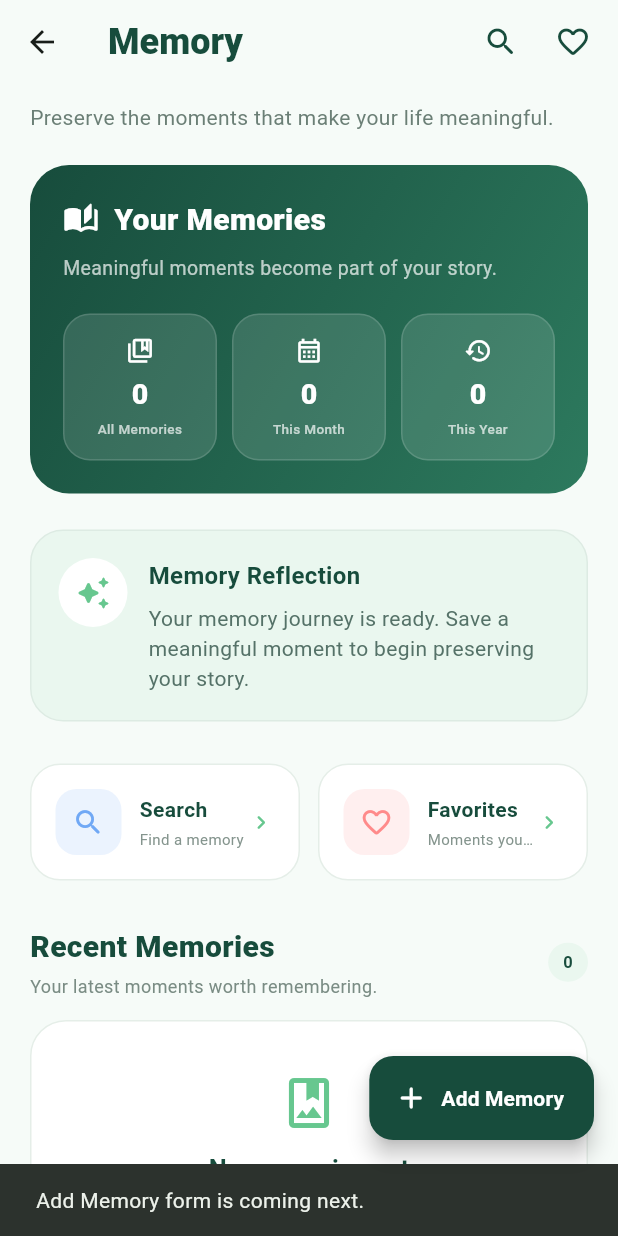
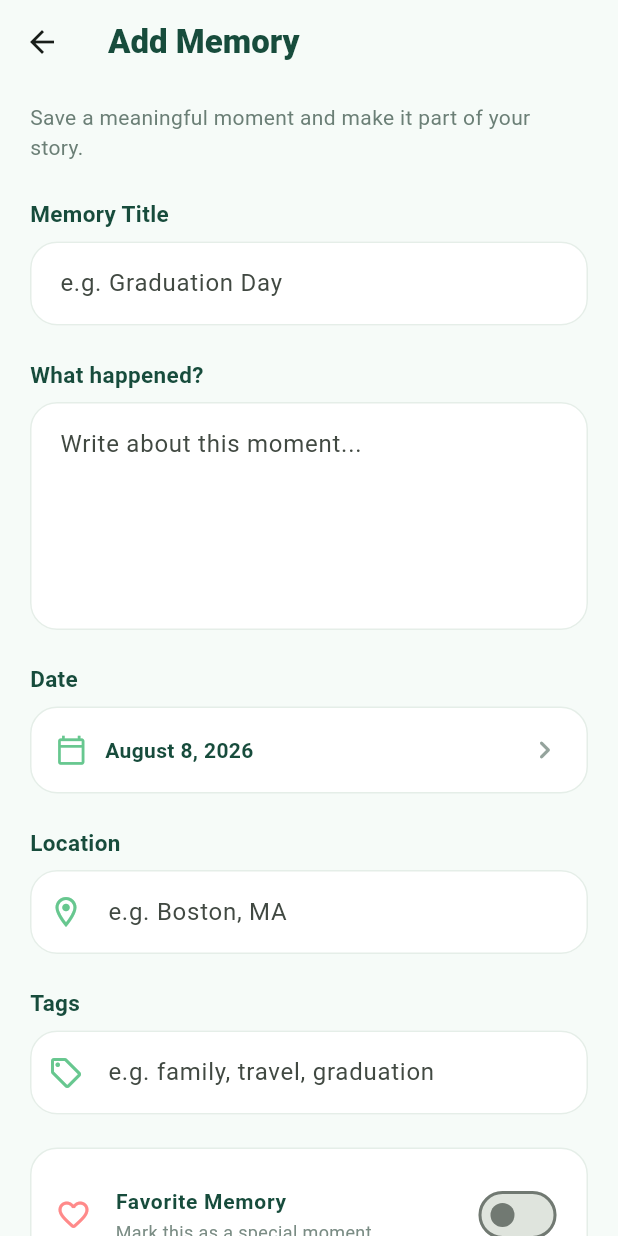
Before and after one commit to Mintora2026/mintora, a Flutter app: the MemoryPage screen opened directly, after a tap on "Add Memory", on a phone screen of 412 x 824 dp. Run offline on Flutter 3.47's test engine with Material 3 defaults, Android fonts, the phone set to English and light mode, and no system bars; our stand-ins replace shared_preferences, sqflite; accounts and stored records are empty.

Commit message:
Complete Memory record flow and app-wide data sync

```diff
--- a/lib/pages/main_shell.dart
+++ b/lib/pages/main_shell.dart
@@ -2,6 +2,7 @@ import 'package:flutter/material.dart';
 
 import 'growth_page.dart';
 import 'home_page.dart';
+import 'memory/memory_page.dart';
 import 'profile_page.dart';
 import 'record_page.dart';
 import 'timeline_page.dart';
@@ -20,6 +21,7 @@ class _MainShellState extends State<MainShell> {
     HomePage(),
     TimelinePage(),
     RecordPage(),
+    MemoryPage(),
     GrowthPage(),
     ProfilePage(),
   ];
@@ -43,30 +45,61 @@ class _MainShellState extends State<MainShell> {
         height: 72,
         backgroundColor: Colors.white,
         indicatorColor: const Color(0xFFE2F4E9),
+        labelBehavior:
+            NavigationDestinationLabelBehavior.alwaysShow,
         destinations: const [
           NavigationDestination(
-            icon: Icon(Icons.home_outlined),
-            selectedIcon: Icon(Icons.home_rounded),
+            icon: Icon(
+              Icons.home_outlined,
+            ),
+            selectedIcon: Icon(
+              Icons.home_rounded,
+            ),
             label: 'Home',
           ),
           NavigationDestination(
-            icon: Icon(Icons.timeline_outlined),
-            selectedIcon: Icon(Icons.timeline_rounded),
+            icon: Icon(
+              Icons.timeline_outlined,
+            ),
+            selectedIcon: Icon(
+              Icons.timeline_rounded,
+            ),
             label: 'Timeline',
           ),
           NavigationDestination(
-            icon: Icon(Icons.add_circle_outline_rounded),
-            selectedIcon: Icon(Icons.add_circle_rounded),
+            icon: Icon(
+              Icons.add_circle_outline_rounded,
+            ),
+            selectedIcon: Icon(
+              Icons.add_circle_rounded,
+            ),
             label: 'Record',
           ),
           NavigationDestination(
-            icon: Icon(Icons.park_outlined),
-            selectedIcon: Icon(Icons.park_rounded),
+            icon: Icon(
+              Icons.auto_stories_outlined,
+            ),
+            selectedIcon: Icon(
+              Icons.auto_stories_rounded,
+            ),
+            label: 'Memory',
+          ),
+          NavigationDestination(
+            icon: Icon(
+              Icons.park_outlined,
+            ),
+            selectedIcon: Icon(
+              Icons.park_rounded,
+            ),
             label: 'Growth',
           ),
           NavigationDestination(
-            icon: Icon(Icons.person_outline_rounded),
-            selectedIcon: Icon(Icons.person_rounded),
+            icon: Icon(
+              Icons.person_outline_rounded,
+            ),
+            selectedIcon: Icon(
+              Icons.person_rounded,
+            ),
             label: 'Profile',
           ),
         ],
--- /dev/null
+++ b/lib/pages/memory/add_memory_page.dart
@@ -0,0 +1,564 @@
+import 'package:flutter/material.dart';
+
+import '../../database/record_repository.dart';
+import '../../models/record_model.dart';
+
+class AddMemoryPage extends StatefulWidget {
+  const AddMemoryPage({super.key});
+
+  @override
+  State<AddMemoryPage> createState() => _AddMemoryPageState();
+}
+
+class _AddMemoryPageState extends State<AddMemoryPage> {
+  static const Color darkGreen = Color(0xFF174C3C);
+  static const Color mintGreen = Color(0xFF67C78F);
+  static const Color pageBackground = Color(0xFFF6FBF8);
+  static const Color softBorder = Color(0xFFE5EEE8);
+
+  final TextEditingController _titleController =
+      TextEditingController();
+
+  final TextEditingController _descriptionController =
+      TextEditingController();
+
+  final TextEditingController _locationController =
+      TextEditingController();
+
+  final TextEditingController _tagsController =
+      TextEditingController();
+
+  DateTime _selectedDate = DateTime.now();
+
+  bool _isFavorite = false;
+  bool _isSaving = false;
+
+  @override
+  void dispose() {
+    _titleController.dispose();
+    _descriptionController.dispose();
+    _locationController.dispose();
+    _tagsController.dispose();
+    super.dispose();
+  }
+
+  Future<void> _pickDate() async {
+    final pickedDate = await showDatePicker(
+      context: context,
+      initialDate: _selectedDate,
+      firstDate: DateTime(2000),
+      lastDate: DateTime(2100),
+    );
+
+    if (pickedDate == null) {
+      return;
+    }
+
+    setState(() {
+      _selectedDate = DateTime(
+        pickedDate.year,
+        pickedDate.month,
+        pickedDate.day,
+        _selectedDate.hour,
+        _selectedDate.minute,
+      );
+    });
+  }
+
+  Future<void> _saveMemory() async {
+    final title = _titleController.text.trim();
+    final description = _descriptionController.text.trim();
+    final location = _locationController.text.trim();
+    final tags = _tagsController.text.trim();
+
+    if (title.isEmpty) {
+      ScaffoldMessenger.of(context).showSnackBar(
+        const SnackBar(
+          content: Text(
+            'Please enter a memory title.',
+          ),
+        ),
+      );
+      return;
+    }
+
+    setState(() {
+      _isSaving = true;
+    });
+
+    final details = <String>[
+      if (description.isNotEmpty)
+        description,
+      if (location.isNotEmpty)
+        'Location: $location',
+      if (tags.isNotEmpty)
+        'Tags: $tags',
+      if (_isFavorite)
+        'Favorite: Yes',
+    ];
+
+    final memory = RecordModel(
+      id: DateTime.now()
+          .microsecondsSinceEpoch
+          .toString(),
+      category: RecordCategory.memory,
+      title: title,
+      description: details.join('\n'),
+      createdAt: _selectedDate,
+      growthPoints: 2,
+    );
+
+    await RecordRepository.instance.addRecord(
+      memory,
+    );
+
+    if (!mounted) {
+      return;
+    }
+
+    setState(() {
+      _isSaving = false;
+    });
+
+    ScaffoldMessenger.of(context).showSnackBar(
+      const SnackBar(
+        content: Text(
+          'Memory saved.',
+        ),
+      ),
+    );
+
+    Navigator.pop(
+      context,
+      true,
+    );
+  }
+
+  @override
+  Widget build(BuildContext context) {
+    return Scaffold(
+      backgroundColor: pageBackground,
+      appBar: AppBar(
+        backgroundColor: pageBackground,
+        elevation: 0,
+        centerTitle: false,
+        title: const Text(
+          'Add Memory',
+          style: TextStyle(
+            color: darkGreen,
+            fontSize: 22,
+            fontWeight: FontWeight.w800,
+          ),
+        ),
+      ),
+      body: SafeArea(
+        child: SingleChildScrollView(
+          padding: const EdgeInsets.fromLTRB(
+            20,
+            12,
+            20,
+            40,
+          ),
+          child: Column(
+            crossAxisAlignment:
+                CrossAxisAlignment.start,
+            children: [
+              const Text(
+                'Save a meaningful moment and make it part of your story.',
+                style: TextStyle(
+                  color: Color(0xFF6B7F76),
+                  fontSize: 14,
+                  height: 1.4,
+                ),
+              ),
+
+              const SizedBox(height: 24),
+
+              _buildLabel(
+                'Memory Title',
+              ),
+
+              const SizedBox(height: 8),
+
+              _buildTextField(
+                controller: _titleController,
+                hintText:
+                    'e.g. Graduation Day',
+              ),
+
+              const SizedBox(height: 22),
+
+              _buildLabel(
+                'What happened?',
+              ),
+
+              const SizedBox(height: 8),
+
+              _buildTextField(
+                controller:
+                    _descriptionController,
+                hintText:
+                    'Write about this moment...',
+                minLines: 5,
+                maxLines: 8,
+              ),
+
+              const SizedBox(height: 22),
+
+              _buildLabel(
+                'Date',
+              ),
+
+              const SizedBox(height: 8),
+
+              _buildDateCard(),
+
+              const SizedBox(height: 22),
+
+              _buildLabel(
+                'Location',
+              ),
+
+              const SizedBox(height: 8),
+
+              _buildTextField(
+                controller:
+                    _locationController,
+                hintText:
+                    'e.g. Boston, MA',
+                prefixIcon:
+                    Icons.location_on_outlined,
+              ),
+
+              const SizedBox(height: 22),
+
+              _buildLabel(
+                'Tags',
+              ),
+
+              const SizedBox(height: 8),
+
+              _buildTextField(
+                controller:
+                    _tagsController,
+                hintText:
+                    'e.g. family, travel, graduation',
+                prefixIcon:
+                    Icons.sell_outlined,
+              ),
+
+              const SizedBox(height: 22),
+
+              _buildFavoriteCard(),
+
+              const SizedBox(height: 28),
+
+              _buildMediaPlaceholder(),
+
+              const SizedBox(height: 30),
+
+              SizedBox(
+                width: double.infinity,
+                child: FilledButton(
+                  onPressed:
+                      _isSaving
+                          ? null
+                          : _saveMemory,
+                  style:
+                      FilledButton.styleFrom(
+                    backgroundColor:
+                        darkGreen,
+                    foregroundColor:
+                        Colors.white,
+                    padding:
+                        const EdgeInsets.symmetric(
+                      vertical: 17,
+                    ),
+                    shape:
+                        RoundedRectangleBorder(
+                      borderRadius:
+                          BorderRadius.circular(
+                        20,
+                      ),
+                    ),
+                  ),
+                  child: _isSaving
+                      ? const SizedBox(
+                          width: 22,
+                          height: 22,
+                          child:
+                              CircularProgressIndicator(
+                            strokeWidth: 2,
+                            color:
+                                Colors.white,
+                          ),
+                        )
+                      : const Text(
+                          'Save Memory',
+                          style: TextStyle(
+                            fontSize: 16,
+                            fontWeight:
+                                FontWeight.w700,
+                          ),
+                        ),
+                ),
+              ),
+            ],
+          ),
+        ),
+      ),
+    );
+  }
+
+  Widget _buildLabel(
+    String text,
+  ) {
+    return Text(
+      text,
+      style: const TextStyle(
+        color: darkGreen,
+        fontSize: 15,
+        fontWeight: FontWeight.w700,
+      ),
+    );
+  }
+
+  Widget _buildTextField({
+    required TextEditingController controller,
+    required String hintText,
+    int minLines = 1,
+    int maxLines = 1,
+    IconData? prefixIcon,
+  }) {
+    return TextField(
+      controller: controller,
+      minLines: minLines,
+      maxLines: maxLines,
+      textCapitalization:
+          TextCapitalization.sentences,
+      decoration: InputDecoration(
+        hintText: hintText,
+        prefixIcon: prefixIcon == null
+            ? null
+            : Icon(
+                prefixIcon,
+                color: mintGreen,
+              ),
+        filled: true,
+        fillColor: Colors.white,
+        contentPadding:
+            const EdgeInsets.symmetric(
+          horizontal: 16,
+          vertical: 16,
+        ),
+        border: OutlineInputBorder(
+          borderRadius:
+              BorderRadius.circular(18),
+          borderSide:
+              const BorderSide(
+            color: softBorder,
+          ),
+        ),
+        enabledBorder:
+            OutlineInputBorder(
+          borderRadius:
+              BorderRadius.circular(18),
+          borderSide:
+              const BorderSide(
+            color: softBorder,
+          ),
+        ),
+        focusedBorder:
+            OutlineInputBorder(
+          borderRadius:
+              BorderRadius.circular(18),
+          borderSide:
+              const BorderSide(
+            color: mintGreen,
+            width: 2,
+          ),
+        ),
+      ),
+    );
+  }
+
+  Widget _buildDateCard() {
+    return Material(
+      color: Colors.transparent,
+      child: InkWell(
+        onTap: _pickDate,
+        borderRadius:
+            BorderRadius.circular(18),
+        child: Container(
+          width: double.infinity,
+          padding:
+              const EdgeInsets.symmetric(
+            horizontal: 16,
+            vertical: 16,
+          ),
+          decoration: BoxDecoration(
+            color: Colors.white,
+            borderRadius:
+                BorderRadius.circular(18),
+            border: Border.all(
+              color: softBorder,
+            ),
+          ),
+          child: Row(
+            children: [
+              const Icon(
+                Icons.calendar_today_outlined,
+                color: mintGreen,
+                size: 21,
+              ),
+              const SizedBox(width: 12),
+              Expanded(
+                child: Text(
+                  _formatDate(
+                    _selectedDate,
+                  ),
+                  style: const TextStyle(
+                    color: darkGreen,
+                    fontSize: 14,
+                    fontWeight:
+                        FontWeight.w600,
+                  ),
+                ),
+              ),
+              const Icon(
+                Icons.chevron_right_rounded,
+                color: Color(0xFF94A39C),
+              ),
+            ],
+          ),
+        ),
+      ),
+    );
+  }
+
+  Widget _buildFavoriteCard() {
+    return Container(
+      padding:
+          const EdgeInsets.symmetric(
+        horizontal: 16,
+        vertical: 8,
+      ),
+      decoration: BoxDecoration(
+        color: Colors.white,
+        borderRadius:
+            BorderRadius.circular(18),
+        border: Border.all(
+          color: softBorder,
+        ),
+      ),
+      child: SwitchListTile(
+        contentPadding:
+            EdgeInsets.zero,
+        value: _isFavorite,
+        activeThumbColor:
+            mintGreen,
+        title: const Text(
+          'Favorite Memory',
+          style: TextStyle(
+            color: darkGreen,
+            fontSize: 14,
+            fontWeight:
+                FontWeight.w700,
+          ),
+        ),
+        subtitle: const Text(
+          'Mark this as a special moment.',
+          style: TextStyle(
+            color: Color(0xFF7A8C84),
+            fontSize: 12,
+          ),
+        ),
+        secondary: const Icon(
+          Icons.favorite_border_rounded,
+          color: Color(0xFFFF8A8A),
+        ),
+        onChanged: (value) {
+          setState(() {
+            _isFavorite = value;
+          });
+        },
+      ),
+    );
+  }
+
+  Widget _buildMediaPlaceholder() {
+    return Container(
+      width: double.infinity,
+      padding: const EdgeInsets.all(18),
+      decoration: BoxDecoration(
+        color: const Color(0xFFEAF7EF),
+        borderRadius:
+            BorderRadius.circular(22),
+      ),
+      child: const Row(
+        crossAxisAlignment:
+            CrossAxisAlignment.start,
+        children: [
+          CircleAvatar(
+            radius: 22,
+            backgroundColor:
+                Colors.white,
+            child: Icon(
+              Icons.photo_camera_outlined,
+              color: mintGreen,
+            ),
+          ),
+          SizedBox(width: 14),
+          Expanded(
+            child: Column(
+              crossAxisAlignment:
+                  CrossAxisAlignment.start,
+              children: [
+                Text(
+                  'Photos & Media',
+                  style: TextStyle(
+                    color: darkGreen,
+                    fontSize: 15,
+                    fontWeight:
+                        FontWeight.w700,
+                  ),
+                ),
+                SizedBox(height: 5),
+                Text(
+                  'Photo, video, voice, and document attachments will be added in the next Memory upgrade.',
+                  style: TextStyle(
+                    color:
+                        Color(0xFF557268),
+                    fontSize: 12,
+                    height: 1.4,
+                  ),
+                ),
+              ],
+            ),
+          ),
+        ],
+      ),
+    );
+  }
+
+  String _formatDate(
+    DateTime date,
+  ) {
+    const months = [
+      'January',
+      'February',
+      'March',
+      'April',
+      'May',
+      'June',
+      'July',
+      'August',
+      'September',
+      'October',
+      'November',
+      'December',
+    ];
+
+    return '${months[date.month - 1]} ${date.day}, ${date.year}';
+  }
+}
--- a/lib/pages/memory/memory_page.dart
+++ b/lib/pages/memory/memory_page.dart
@@ -8,6 +8,7 @@ import '../../widgets/memory/memory_card.dart';
 import '../../widgets/memory/memory_header.dart';
 import '../../widgets/memory/memory_section.dart';
 import '../../widgets/memory/memory_timeline.dart';
+import 'add_memory_page.dart';
 import 'favorite_memory_page.dart';
 import 'memory_detail_page.dart';
 import 'memory_search_page.dart';
@@ -157,9 +158,7 @@ class MemoryPage extends StatelessWidget {
                                   padding:
                                       EdgeInsets.only(
                                     bottom: index ==
-                                            recentMemories
-                                                    .length -
-                                                1
+                                            recentMemories.length - 1
                                         ? 0
                                         : 12,
                                   ),
@@ -210,10 +209,28 @@ class MemoryPage extends StatelessWidget {
       ),
       floatingActionButton:
           FloatingActionButton.extended(
-        onPressed: () {
-          _showAddMemoryComingNext(
+        onPressed: () async {
+          final saved = await Navigator.push<bool>(
             context,
+            MaterialPageRoute(
+              builder: (context) =>
+                  const AddMemoryPage(),
+            ),
           );
+
+          if (!context.mounted) {
+            return;
+          }
+
+          if (saved == true) {
+            ScaffoldMessenger.of(context).showSnackBar(
+              const SnackBar(
+                content: Text(
+                  'Your new memory is now part of your story.',
+                ),
+              ),
+            );
+          }
         },
         backgroundColor: darkGreen,
         foregroundColor: Colors.white,
@@ -335,18 +352,6 @@ class MemoryPage extends StatelessWidget {
       ),
     );
   }
-
-  void _showAddMemoryComingNext(
-    BuildContext context,
-  ) {
-    ScaffoldMessenger.of(context).showSnackBar(
-      const SnackBar(
-        content: Text(
-          'Add Memory form is coming next.',
-        ),
-      ),
-    );
-  }
 }
 
 class _MemoryActionCard extends StatelessWidget {
```
